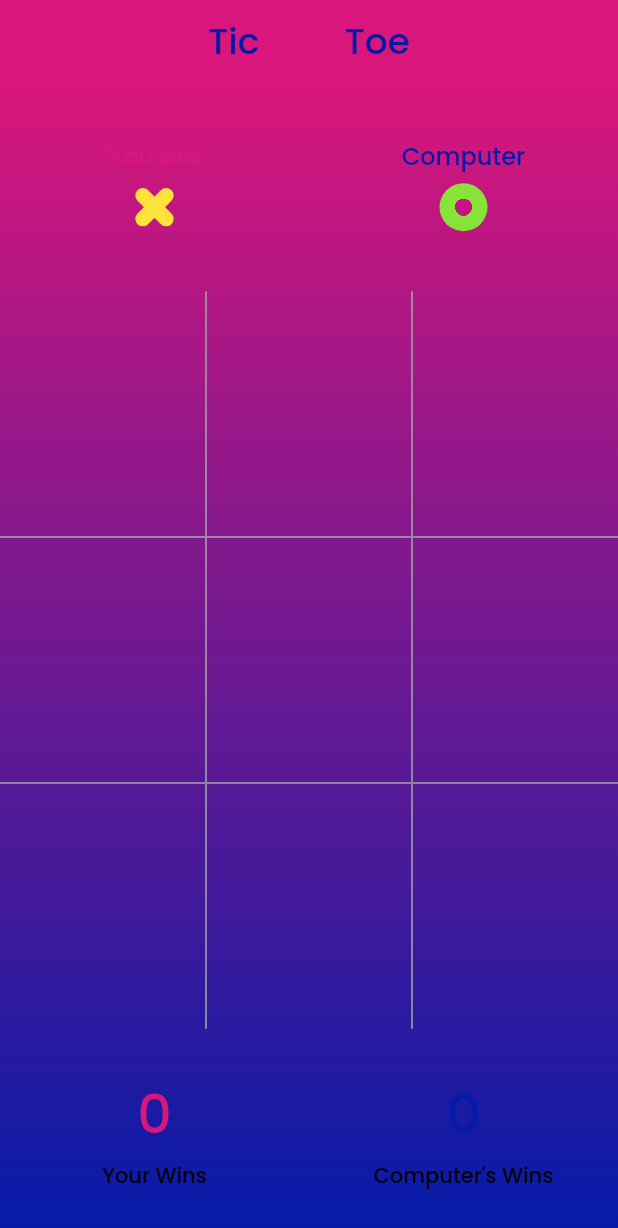
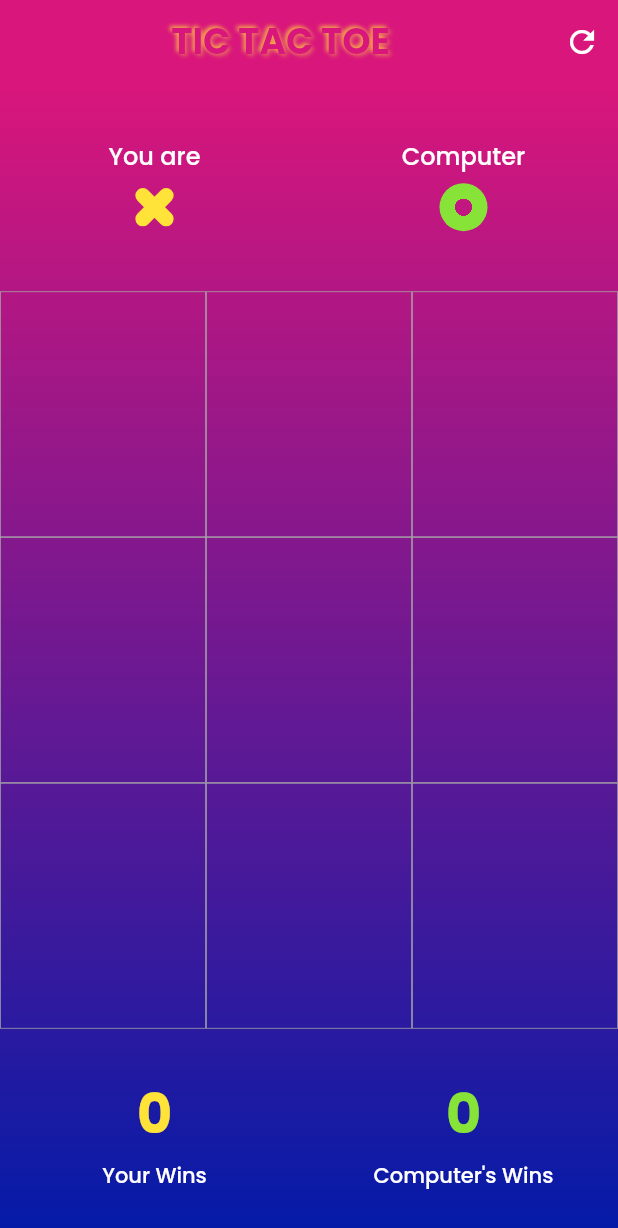
Before and after one commit to KashifImam/TicTacToe, a Flutter app: the screen it shows after launch, after a tap on "PLAY", on a phone screen of 412 x 824 dp. Shown: the top 1228 px of the screen. Run offline on Flutter 3.47's test engine with Material 2 defaults, Android fonts, the phone set to English and light mode, and no system bars; drawn by our look-alikes of flutter_neumorphic.

Commit message:
Title  changed for home page

```diff
--- a/lib/ui/field.dart
+++ b/lib/ui/field.dart
@@ -30,36 +30,7 @@ class Field extends StatelessWidget {
   /// Returns a border to draw depending on this field index.
   Border _determineBorder() {
     Border determinedBorder = Border.all();
-
-    switch(idx) {
-      case 0:
-        determinedBorder = Border(bottom: _borderSide, right: _borderSide);
-        break;
-      case 1:
-        determinedBorder = Border(left: _borderSide, bottom: _borderSide, right: _borderSide);
-        break;
-      case 2:
-        determinedBorder = Border(left: _borderSide, bottom: _borderSide);
-        break;
-      case 3:
-        determinedBorder = Border(bottom: _borderSide, right: _borderSide, top: _borderSide);
-        break;
-      case 4:
-        determinedBorder = Border(left: _borderSide, bottom: _borderSide, right: _borderSide, top: _borderSide);
-        break;
-      case 5:
-        determinedBorder = Border(left: _borderSide, bottom: _borderSide, top: _borderSide);
-        break;
-      case 6:
-        determinedBorder = Border(right: _borderSide, top: _borderSide);
-        break;
-      case 7:
-        determinedBorder = Border(left: _borderSide, top: _borderSide, right: _borderSide);
-        break;
-      case 8:
-        determinedBorder = Border(left: _borderSide, top: _borderSide);
-        break;
-    }
+    determinedBorder = Border(bottom: _borderSide, right: _borderSide, top: _borderSide, left: _borderSide);
 
     return determinedBorder;
   }
--- a/lib/ui/game_page.dart
+++ b/lib/ui/game_page.dart
@@ -1,4 +1,5 @@
 import 'package:flutter/material.dart';
+import 'package:flutter_neumorphic/flutter_neumorphic.dart';
 
 import '../ai/ai.dart';
 import '../custom/symbolo.dart';
@@ -9,9 +10,6 @@ import 'game_presenter.dart';
 
 class GamePage extends StatefulWidget {
   const GamePage({Key? key}) : super(key: key);
-
-
-
 
   @override
   GamePageState createState() => GamePageState();
@@ -107,58 +105,96 @@ class GamePageState extends State<GamePage> {
         (MediaQuery.of(context).padding.bottom) -
         kToolbarHeight;
 
-    final double itemHeight = (height * 0.64)/3.0;
+    final double itemHeight = (height * 0.64) / 3.0;
     final double itemWidth = width / 3;
 
     return Scaffold(
       backgroundColor: MyTheme.bgColor,
       appBar: AppBar(
-
         centerTitle: true,
         elevation: 0,
         actions: [
-          IconButton(icon: const Icon(Icons.refresh,
-          color: MyTheme.pink,), onPressed: () {
+          IconButton(
+              icon: const Icon(
+                Icons.refresh,
+                color: MyTheme.kTextWhiteColor,
+              ),
+              onPressed: () {
                 yourWins = 0;
                 comWins = 0;
                 setState(() {
                   reinitialize();
                 });
-
               }),
         ],
         backgroundColor: MyTheme.pink,
-        title: RichText(
-          textAlign: TextAlign.start,
-          text: const TextSpan(
+        title: Row(
+          mainAxisAlignment: MainAxisAlignment.center,
 
           children: [
-              TextSpan(
-                text: "Tic",
-                style:  TextStyle(
+            NeumorphicText(
+              "  TIC",
+              style: const NeumorphicStyle(
+                  color: MyTheme.pink,
+                  lightSource: LightSource.left,
+                  depth: 3,
+                  shadowDarkColor: MyTheme.yellow,
+                  shadowLightColor: MyTheme.yellow,
+                  border: NeumorphicBorder(
+                    color: MyTheme.yellow,
+                    width: 0.4,
+
+                  )),
+              textStyle: NeumorphicTextStyle(
                 fontSize: 24,
-                    color: MyTheme.blue,
+
+
                   fontFamily: 'Mazzard',
-                    fontWeight: FontWeight.normal),
+                  fontWeight: FontWeight.bold
+
+                //customize size here
+                // AND others usual text style properties (fontFamily, fontWeight, ...)
               ),
-              TextSpan(
-                text: " Tac",
-                style:  TextStyle(
+            ),
+            NeumorphicText(
+              " TAC",
+              style: const NeumorphicStyle(
+                  color: MyTheme.pink,
+                  lightSource: LightSource.left,
+                  depth: 3,
+                  shadowDarkColor: MyTheme.yellow,
+                  shadowLightColor: MyTheme.yellow,
+                  border: NeumorphicBorder(
+                    color: MyTheme.yellow,
+                    width: 0.4,
+                  )),
+              textStyle: NeumorphicTextStyle(
                 fontSize: 24,
+                  fontFamily: 'Mazzard',
+                  fontWeight: FontWeight.bold//customize size here
+                // AND others usual text style properties (fontFamily, fontWeight, ...)
+              ),
+            ),
+            NeumorphicText(
+              " TOE",
+              style: const NeumorphicStyle(
                   color: MyTheme.pink,
+                  lightSource: LightSource.left,
+                  depth: 3,
+                  shadowDarkColor: MyTheme.yellow,
+                  shadowLightColor: MyTheme.yellow,
+                  border: NeumorphicBorder(
+                    color: MyTheme.yellow,
+                    width: 0.4,
+                  )),
+              textStyle: NeumorphicTextStyle(
+                fontSize: 24,
                   fontFamily: 'Mazzard',
-                    fontWeight: FontWeight.normal),
+                  fontWeight: FontWeight.bold//customize size here
+                // AND others usual text style properties (fontFamily, fontWeight, ...)
               ),
-              TextSpan(
-                text: " Toe",
-                style:  TextStyle(
-                    fontSize: 24,
-                    color: MyTheme.blue,
-                    fontFamily: 'Mazzard',
-                    fontWeight: FontWeight.normal),
             ),
           ],
-          ),
         ),
       ),
       body: Container(
@@ -167,7 +203,6 @@ class GamePageState extends State<GamePage> {
             colors: [MyTheme.gredColor2, MyTheme.gredColor1],
             begin: Alignment.topCenter,
             end: Alignment.bottomCenter,
-
           ),
         ),
         child: Column(
@@ -190,7 +225,7 @@ class GamePageState extends State<GamePage> {
                           "You are",
                           style: TextStyle(
                               fontSize: 16,
-                              color: MyTheme.pink,
+                              color: MyTheme.kTextWhiteColor,
                               fontFamily: 'Mazzard',
                               fontWeight: FontWeight.normal),
                         ),
@@ -201,7 +236,6 @@ class GamePageState extends State<GamePage> {
                       ],
                     ),
                   ),
-
                   Expanded(
                     child: Column(
                       crossAxisAlignment: CrossAxisAlignment.center,
@@ -211,7 +245,7 @@ class GamePageState extends State<GamePage> {
                           "Computer",
                           style: TextStyle(
                               fontSize: 16,
-                              color: MyTheme.blue,
+                              color: MyTheme.kTextWhiteColor,
                               fontFamily: 'Mazzard',
                               fontWeight: FontWeight.normal),
                         ),
@@ -225,7 +259,6 @@ class GamePageState extends State<GamePage> {
                 ],
               ),
             ),
-
             Container(
               // color: MyTheme.lightBlueBack,
               // color: MyTheme.lightBlueBack,
@@ -251,22 +284,20 @@ class GamePageState extends State<GamePage> {
               padding: const EdgeInsets.fromLTRB(0, 16, 0, 16),
               child: Row(
                 mainAxisSize: MainAxisSize.max,
-
                 children: [
                   Expanded(
                     child: Column(
                       crossAxisAlignment: CrossAxisAlignment.center,
                       mainAxisAlignment: MainAxisAlignment.center,
-                      children:  [
+                      children: [
                         Text(
                           "${yourWins}",
                           style: const TextStyle(
                               fontSize: 36,
-                              color: MyTheme.pink,
+                              color: MyTheme.yellow,
                               fontFamily: 'Mazzard',
-                              fontWeight: FontWeight.normal),
+                              fontWeight: FontWeight.bold),
                         ),
-
                         const SizedBox(
                           height: 4,
                         ),
@@ -274,36 +305,34 @@ class GamePageState extends State<GamePage> {
                           "Your Wins",
                           style: TextStyle(
                               fontSize: 14,
-                              color: MyTheme.kTextDarkColor,
+                              color: MyTheme.kTextWhiteColor,
                               fontFamily: 'Mazzard',
                               fontWeight: FontWeight.normal),
                         ),
                       ],
                     ),
                   ),
-
                   Expanded(
                     child: Column(
                       crossAxisAlignment: CrossAxisAlignment.center,
                       mainAxisAlignment: MainAxisAlignment.center,
-                      children:  [
+                      children: [
                         Text(
                           "$comWins",
                           style: const TextStyle(
                               fontSize: 36,
-                              color: MyTheme.blue,
+                              color: MyTheme.green,
                               fontFamily: 'Mazzard',
-                              fontWeight: FontWeight.normal),
+                              fontWeight: FontWeight.bold),
                         ),
                         const SizedBox(
                           height: 4,
                         ),
-
                         const Text(
                           "Computer's Wins",
                           style: TextStyle(
                               fontSize: 14,
-                              color: MyTheme.kTextDarkColor,
+                              color: MyTheme.kTextWhiteColor,
                               fontFamily: 'Mazzard',
                               fontWeight: FontWeight.normal),
                         ),
@@ -313,7 +342,6 @@ class GamePageState extends State<GamePage> {
                 ],
               ),
             ),
-
           ],
         ),
       ),
```
Lines whose indentation alone changed are shown as unchanged.
